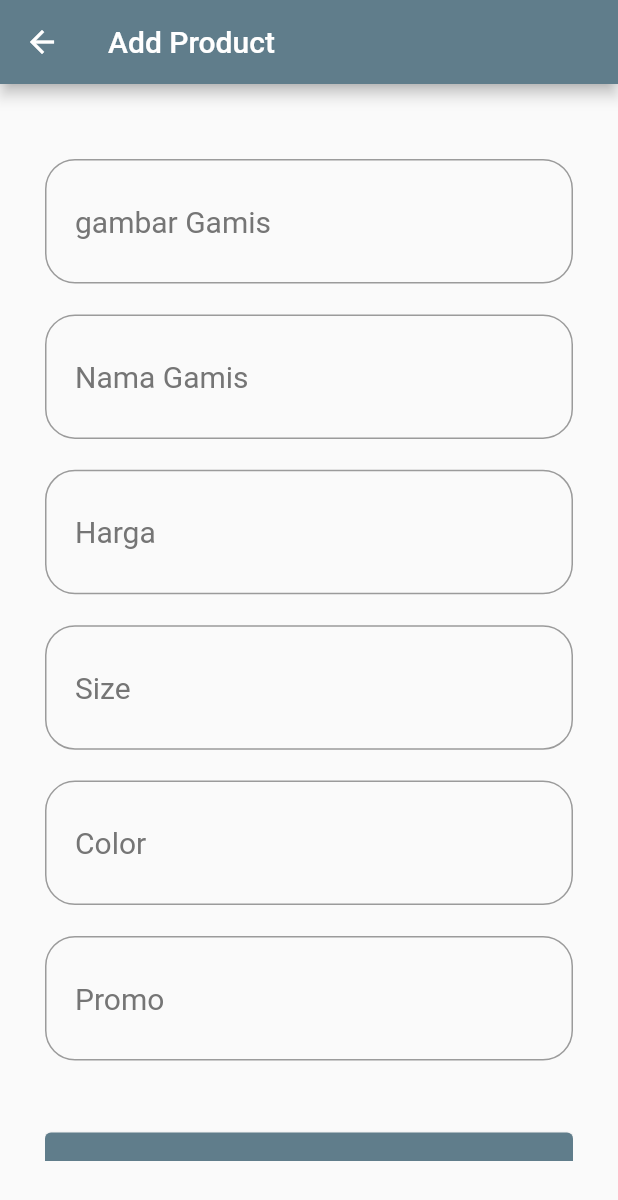
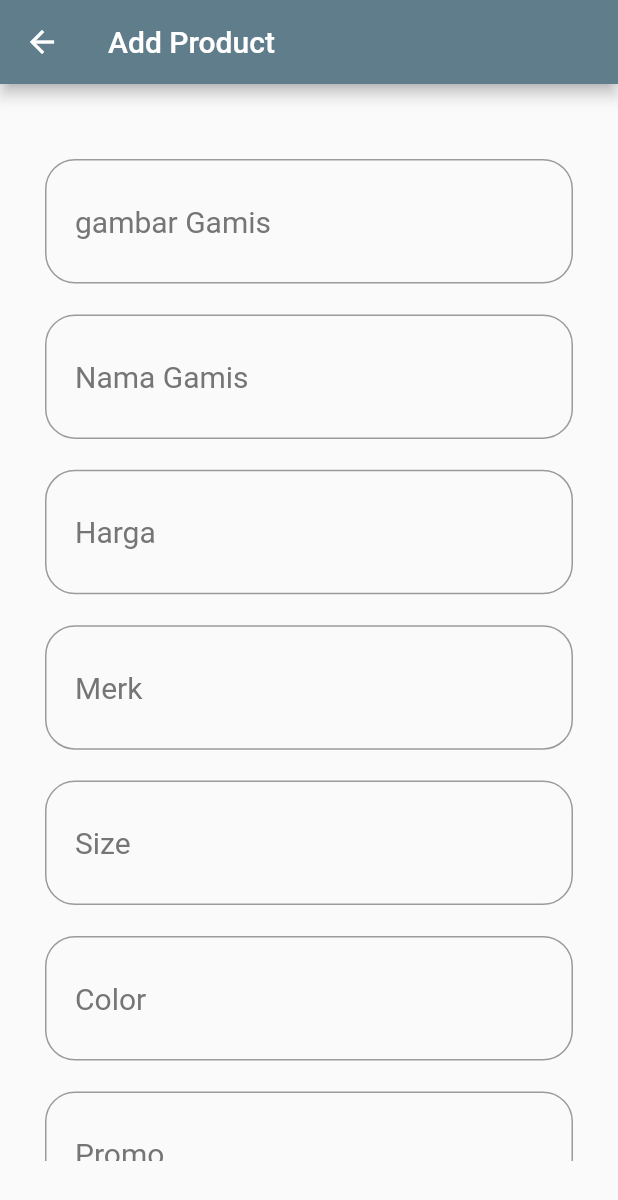
Before and after one commit to AurelNabiel/ar-rajul, a Flutter app: the AddPage screen opened directly, on a phone screen of 412 x 824 dp. Shown: the top 1200 px of the screen. Run offline on Flutter 3.47's test engine with Material 2 defaults, Android fonts, the phone set to English and light mode, and no system bars; our stand-ins replace cloud_firestore, file_picker, firebase_core, rflutter_alert; accounts and stored records are empty; network calls fail.

Commit message:
Hari ini UTS

```diff
--- a/lib/main.dart
+++ b/lib/main.dart
@@ -21,6 +21,7 @@ class MyApp extends StatelessWidget {
   @override
   Widget build(BuildContext context) {
     return MaterialApp(
+      debugShowCheckedModeBanner: false,
       title: 'Flutter Demo',
       theme: ThemeData(
         // This is the theme of your application.
--- a/lib/pages/add_product.dart
+++ b/lib/pages/add_product.dart
@@ -13,6 +13,7 @@ class AddPage extends StatefulWidget {
 class _AddPageState extends State<AddPage> {
   TextEditingController namaGamis = TextEditingController();
   TextEditingController harga = TextEditingController();
+  TextEditingController merk = TextEditingController();
   TextEditingController gambar = TextEditingController();
   TextEditingController promo = TextEditingController();
   TextEditingController ukuran = TextEditingController();
@@ -35,7 +36,8 @@ class _AddPageState extends State<AddPage> {
             child: Column(
               crossAxisAlignment: CrossAxisAlignment.start,
               children: [
-                _form(context, namaGamis, harga, ukuran, warna, promo, gambar),
+                _form(context, namaGamis, harga, merk, warna, ukuran, promo,
+                    gambar),
                 Container(
                   margin: EdgeInsets.symmetric(
                       vertical: MediaQuery.of(context).size.height / 30),
@@ -45,6 +47,7 @@ class _AddPageState extends State<AddPage> {
                       Firebase_service().addProduct(
                           namaGamis.text,
                           int.parse(harga.text),
+                          merk.text,
                           gambar.text,
                           promo.text,
                           ukuran.text,
@@ -70,8 +73,8 @@ class _AddPageState extends State<AddPage> {
   }
 }
 
-Widget _form(
-    BuildContext context, namaGamis, harga, ukuran, warna, promo, gambar) {
+Widget _form(BuildContext context, namaGamis, harga, merk, ukuran, warna, promo,
+    gambar) {
   return Column(
     crossAxisAlignment: CrossAxisAlignment.start,
     children: [
@@ -84,6 +87,10 @@ Widget _form(
         height: MediaQuery.of(context).size.height / 40,
       ),
       _field(context, "Harga", harga),
+      SizedBox(
+        height: MediaQuery.of(context).size.height / 40,
+      ),
+      _field(context, "Merk", merk),
       SizedBox(
         height: MediaQuery.of(context).size.height / 40,
       ),
--- a/lib/pages/edit_product.dart
+++ b/lib/pages/edit_product.dart
@@ -11,6 +11,7 @@ class EditPage extends StatefulWidget {
 
 class _EditPageState extends State<EditPage> {
   TextEditingController namaGamis = TextEditingController();
+  TextEditingController merk = TextEditingController();
   TextEditingController harga = TextEditingController();
   TextEditingController gambar = TextEditingController();
   TextEditingController promo = TextEditingController();
@@ -22,6 +23,7 @@ class _EditPageState extends State<EditPage> {
     gambar.text = widget.data['gambar'];
     namaGamis.text = widget.data['namaGamis'];
     harga.text = widget.data['harga'].toString();
+    merk.text = widget.data['merk'];
     ukuran.text = widget.data['ukuran'];
     warna.text = widget.data['warna'];
     promo.text = widget.data['promo'];
@@ -45,7 +47,7 @@ class _EditPageState extends State<EditPage> {
             child: Column(
               crossAxisAlignment: CrossAxisAlignment.start,
               children: [
-                _form(context, namaGamis, harga, warna, ukuran, promo, gambar),
+                _form(context, namaGamis, harga,merk, warna, ukuran, promo, gambar),
                 Container(
                   margin: EdgeInsets.symmetric(
                       vertical: MediaQuery.of(context).size.height / 30),
@@ -56,6 +58,7 @@ class _EditPageState extends State<EditPage> {
                           widget.docId,
                           namaGamis.text,
                           int.parse(harga.text),
+                          merk.text,
                           gambar.text,
                           promo.text,
                           ukuran.text,
@@ -82,7 +85,7 @@ class _EditPageState extends State<EditPage> {
 }
 
 Widget _form(
-    BuildContext context, namaGamis, harga, gambar, ukuran, warna, promo) {
+    BuildContext context, namaGamis, harga,merk, gambar, ukuran, warna, promo) {
   return Column(
     crossAxisAlignment: CrossAxisAlignment.start,
     children: [
@@ -95,6 +98,10 @@ Widget _form(
         height: MediaQuery.of(context).size.height / 40,
       ),
       _field(context, "Harga", harga),
+      SizedBox(
+        height: MediaQuery.of(context).size.height / 40,
+      ),
+      _field(context, "Merk", merk),
       SizedBox(
         height: MediaQuery.of(context).size.height / 40,
       ),
--- a/lib/services/firebase_service.dart
+++ b/lib/services/firebase_service.dart
@@ -15,7 +15,7 @@ class Firebase_service {
   }
 
   void addProduct(String namaGamis, int harga, String gambar, String promo,
-      String ukuran, String warna, context) async {
+      String ukuran, String warna, String merk, context) async {
     CollectionReference gamis = firestore.collection("gamis");
     int count = 0;
 
@@ -23,6 +23,7 @@ class Firebase_service {
       await gamis.add({
         "namaGamis": namaGamis,
         "harga": harga,
+        "merk": merk,
         "gambar": gambar,
         "promo": promo,
         "ukuran": ukuran,
@@ -117,7 +118,7 @@ class Firebase_service {
   }
 
   void UpdateProduct(String docId, String namaGamis, int harga, String gambar,
-      String promo, String ukuran, String warna, context) async {
+      String promo, String ukuran, String warna, String merk, context) async {
     DocumentReference gamis = firestore.collection("gamis").doc(docId);
     int count = 0;
 
@@ -125,6 +126,7 @@ class Firebase_service {
       await gamis.update({
         "namaGamis": namaGamis,
         "harga": harga,
+        "merk": merk,
         "gambar": gambar,
         "promo": promo,
         "ukuran": ukuran,
```
Also changed, not shown: lib/pages/user get.dart (+3 -13 lines).
